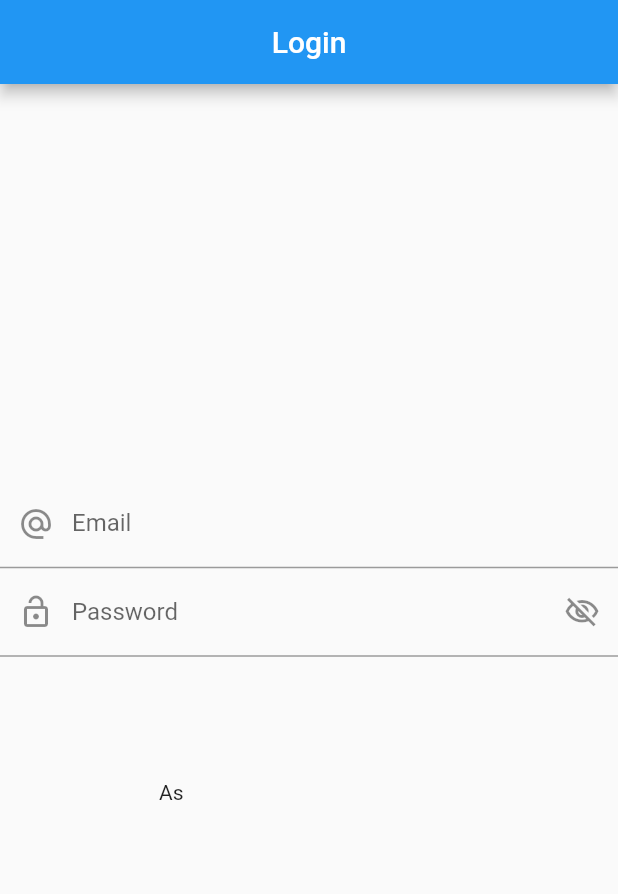
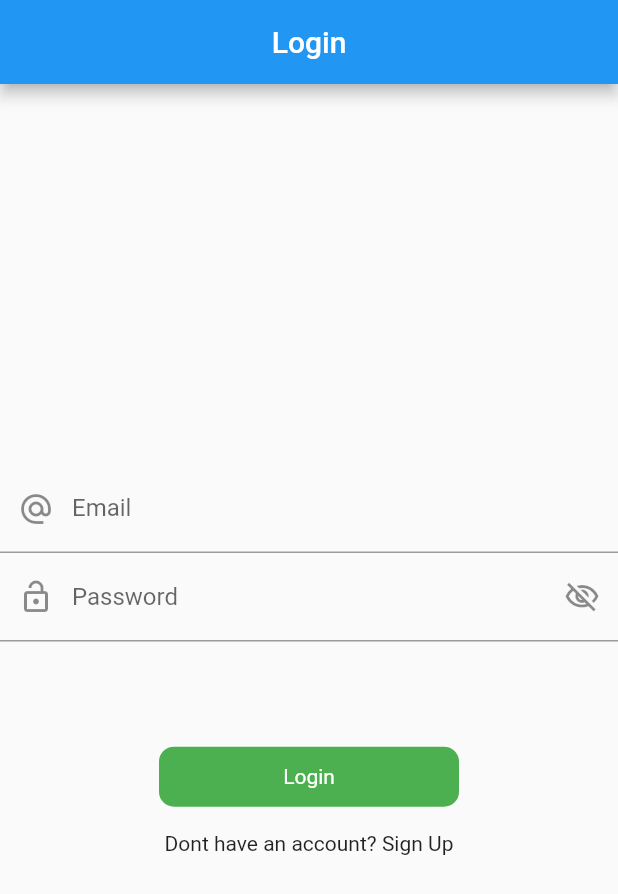
Before and after one commit to Vipul-Thapliyal/ProviderWithApi, a Flutter app: the screen it shows after launch, on a phone screen of 412 x 824 dp. Shown: the top 894 px of the screen. Run offline on Flutter 3.47's test engine with Material 2 defaults, Android fonts, the light colour scheme and no system bars; our stand-ins replace another_flushbar, fluttertoast.

Commit message:
Login, SignUp

```diff
--- a/lib/main.dart
+++ b/lib/main.dart
@@ -1,6 +1,8 @@
 import 'package:flutter/material.dart';
 import 'package:mvvm_tech_brothers/utils/routes/routes.dart';
 import 'package:mvvm_tech_brothers/utils/routes/routes_name.dart';
+import 'package:mvvm_tech_brothers/view_model/auth_view_model.dart';
+import 'package:provider/provider.dart';
 
 void main() {
   runApp(const MyApp());
@@ -12,13 +14,18 @@ class MyApp extends StatelessWidget {
   // This widget is the root of your application.
   @override
   Widget build(BuildContext context) {
-    return MaterialApp(
-      title: 'Flutter Demo',
-      theme: ThemeData(
-        primarySwatch: Colors.blue,
+    return MultiProvider(
+      providers: [
+        ChangeNotifierProvider(create: (_) => AuthViewModel()),
+      ],
+      child: MaterialApp(
+        title: 'Flutter Demo',
+        theme: ThemeData(
+          primarySwatch: Colors.blue,
+        ),
+        initialRoute: RoutesName.login,
+        onGenerateRoute: Routes.generateRoute,
       ),
-      initialRoute: RoutesName.login,
-      onGenerateRoute: Routes.generateRoute,
     );
   }
 }
--- /dev/null
+++ b/lib/res/app_url.dart
@@ -0,0 +1,5 @@
+class AppUrl {
+  static var baseUrl = "https://reqres.in"; // Base Url
+  static var loginEndPoint = baseUrl + "/api/login"; // If user already have an account then Login user
+  static var registerEndPoint = baseUrl + "/api/register"; // If user dont have an account then register User
+}
--- a/lib/res/color.dart
+++ b/lib/res/color.dart
@@ -3,4 +3,5 @@ import 'package:flutter/material.dart';
 class AppColors {
   static const Color blackColor = Color(0xFF000000);
   static const Color whiteColor = Color(0xFFFFFFFF);
+  static const Color buttonColor = Colors.green;
 }
--- a/lib/res/components/round_button.dart
+++ b/lib/res/components/round_button.dart
@@ -1,9 +1,11 @@
 import 'package:flutter/material.dart';
+import 'package:mvvm_tech_brothers/res/color.dart';
 
+// RoundButton which can be used in various places according to situation
 class RoundButton extends StatelessWidget {
-  final String title;
-  final bool loading;
-  final VoidCallback onPress;
+  final String title; // Title of button
+  final bool loading; // To show loading
+  final VoidCallback onPress; // Function which will get executed on tap of the button
 
   const RoundButton(
     {
@@ -21,7 +23,23 @@ class RoundButton extends StatelessWidget {
       child: Container(
         height: 40,
         width: 200,
-        child: Text("As"),
+        decoration: BoxDecoration(
+          color: AppColors.buttonColor,
+          borderRadius: BorderRadius.circular(10),
+        ),
+        child: Center(
+          child: loading ?
+          CircularProgressIndicator(
+            color: Colors.white,
+          )
+          :
+          Text(
+            title,
+            style: TextStyle(
+              color: AppColors.whiteColor,
+            ),
+          ),
+        ),
       ),
     );
   }
--- a/lib/utils/routes/routes.dart
+++ b/lib/utils/routes/routes.dart
@@ -2,16 +2,21 @@ import 'package:flutter/material.dart';
 import 'package:mvvm_tech_brothers/utils/routes/routes_name.dart';
 import 'package:mvvm_tech_brothers/view/home_screen.dart';
 import 'package:mvvm_tech_brothers/view/login_view.dart';
+import 'package:mvvm_tech_brothers/view/signp_view.dart';
 
 class Routes {
   static Route<dynamic> generateRoute(RouteSettings settings) {
     // function will return a Route, generateRoute(RouteSetting accepts a String parameter)
     switch(settings.name) {
       case RoutesName.home:
-        return MaterialPageRoute(builder: (context) => HomeScreen());
+        return MaterialPageRoute(builder: (context) => const HomeScreen());
 
       case RoutesName.login:
-        return MaterialPageRoute(builder: (context) => LoginView());
+        return MaterialPageRoute(builder: (context) => const LoginView());
+
+      case RoutesName.signUp:
+        return MaterialPageRoute(builder: (context) => const SignUpView());
+
 
       default:
         return MaterialPageRoute(builder: (_) {
--- a/lib/utils/routes/routes_name.dart
+++ b/lib/utils/routes/routes_name.dart
@@ -2,6 +2,9 @@ class RoutesName {
   //account routes names // LoginScreen route
   static const String login = "LoginScreen";
 
+  //Sign Up Screen route
+  static const String signUp = "signup_screen";
+
   //home screen routes name // HomeScreen route
   static const String home = "HomeScreen";
 }
--- a/lib/view/login_view.dart
+++ b/lib/view/login_view.dart
@@ -3,6 +3,8 @@ import 'package:mvvm_tech_brothers/res/components/round_button.dart';
 import 'package:mvvm_tech_brothers/utils/routes/routes_name.dart';
 import 'package:mvvm_tech_brothers/utils/utils.dart';
 import 'package:mvvm_tech_brothers/view/home_screen.dart';
+import 'package:mvvm_tech_brothers/view_model/auth_view_model.dart';
+import 'package:provider/provider.dart';
 
 class LoginView extends StatefulWidget {
   const LoginView({Key? key}) : super(key: key);
@@ -23,8 +25,22 @@ class _LoginViewState extends State<LoginView> {
   FocusNode passwordFocusNode = FocusNode();
 
   @override
+  void dispose() {
+    // TODO: implement dispose
+    super.dispose();
+    _emailController.dispose();
+    _passwordController.dispose();
+
+    emailFocusNode.dispose();
+    passwordFocusNode.dispose();
+
+    _obsecurePassword.dispose();
+  }
+
+  @override
   Widget build(BuildContext context) {
-    print("build");
+    final authViewModel = Provider.of<AuthViewModel>(context);
+
     final height = MediaQuery.of(context).size.height * 1;
 
     return Scaffold(
@@ -79,14 +95,40 @@ class _LoginViewState extends State<LoginView> {
               },
             ),
 
-            SizedBox(height: height * 0.1,), // For Separation
+            SizedBox(height: height * .085,), // For Separation
 
+            //Button to Login
             RoundButton(
               title: "Login",
+              loading: authViewModel.loading,
               onPress: () {
-
+                if(_emailController.text.isEmpty) {
+                  Utils.flushBarErrorMessages("Please enter email", context);
+                } else if(_passwordController.text.isEmpty) {
+                  Utils.flushBarErrorMessages("Please enter password", context);
+                } else if(_passwordController.text.length < 6) {
+                  Utils.flushBarErrorMessages("Please enter 6 digit password", context);
+                } else {
+                  Map data  = {
+                    "email" : _emailController.text.toString(),
+                    "password" : _passwordController.text.toString(),
+                  };
+                  authViewModel.loginApi(data, context);
+                  print("Api Hit");
+                }
               },
             ),
+
+            SizedBox(height: height * .02,), // For Separation
+
+            // Button To Tap if user dont have an account
+            InkWell(
+              onTap: () {
+                Navigator.pushNamed(context, RoutesName.signUp); // Go To SignUp Screen
+              },
+              child: Text("Dont have an account? Sign Up")
+            )
+
           ],
         ),
       )
```
Also changed, not shown: lib/data/network/NetworkApiService.dart (+24 -19 lines), lib/repository/auth_repository.dart (added, +31 -0 lines), lib/view/signp_view.dart (added, +137 -0 lines), lib/view_model/auth_view_model.dart (added, +62 -0 lines), 1 other file.
